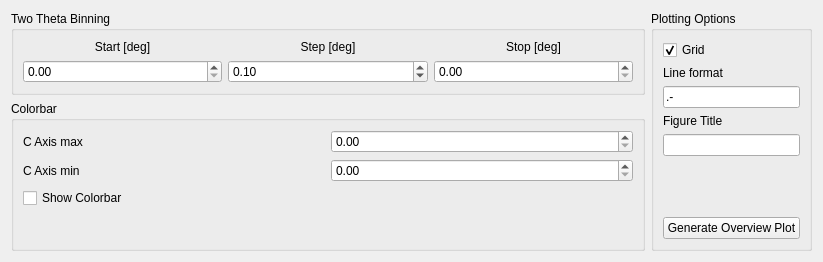
The window that src/main/resources/base/Views/dataOverview.ui (Jakob-Lass/DMC-GUI) describes before a commit, drawn with Qt 5.
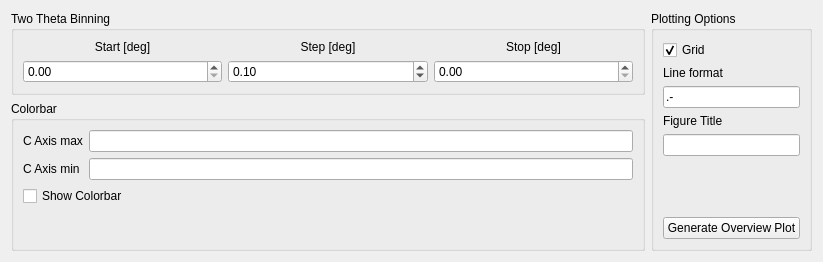
The same window after the commit.

Commit message: Update clim interactivity

```diff
--- a/src/main/resources/base/Views/dataOverview.ui
+++ b/src/main/resources/base/Views/dataOverview.ui
@@ -134,9 +134,6 @@
        <layout class="QVBoxLayout" name="verticalLayout_11">
         <item>
          <layout class="QGridLayout" name="gridLayout_2">
-          <item row="3" column="1">
-           <widget class="QDoubleSpinBox" name="DataOverview_CAxisMin_spinBox"/>
-          </item>
           <item row="2" column="0">
            <widget class="QLabel" name="label_7">
             <property name="text">
@@ -145,7 +142,10 @@
            </widget>
           </item>
           <item row="2" column="1">
-           <widget class="QDoubleSpinBox" name="DataOverview_CAxisMax_spinBox"/>
+           <widget class="QLineEdit" name="DataOverview_CAxisMax_lineEdit"/>
+          </item>
+          <item row="3" column="1">
+           <widget class="QLineEdit" name="DataOverview_CAxisMin_lineEdit"/>
           </item>
           <item row="3" column="0">
            <widget class="QLabel" name="label_6">
```
The commit also changes 1 other file.
